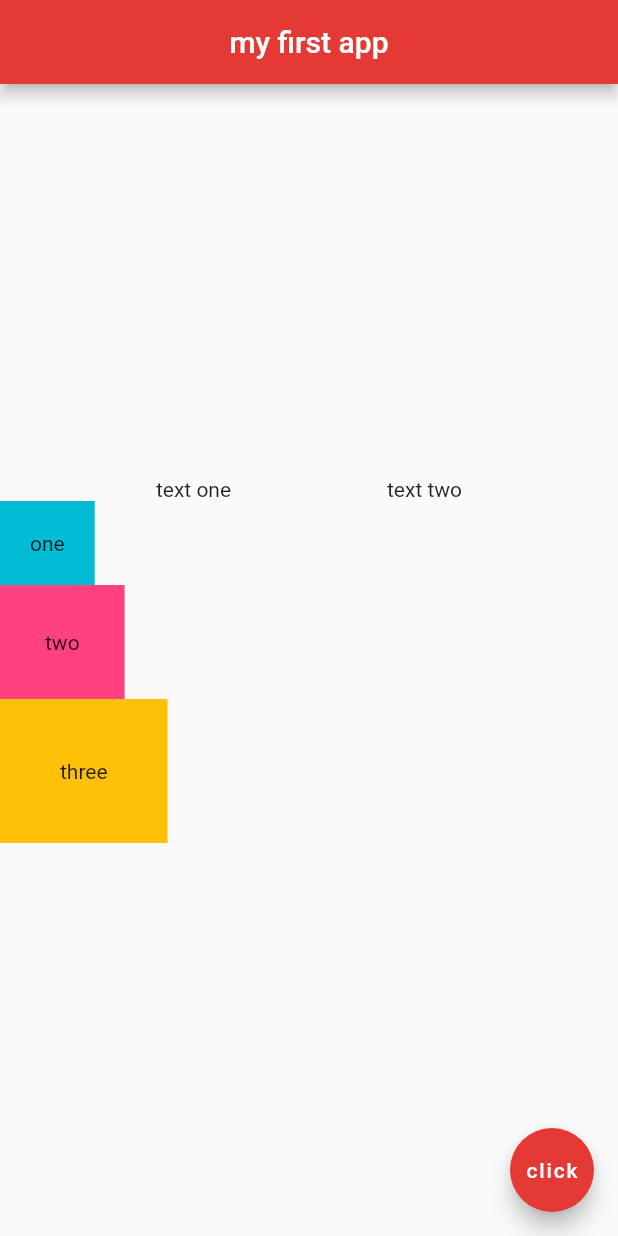
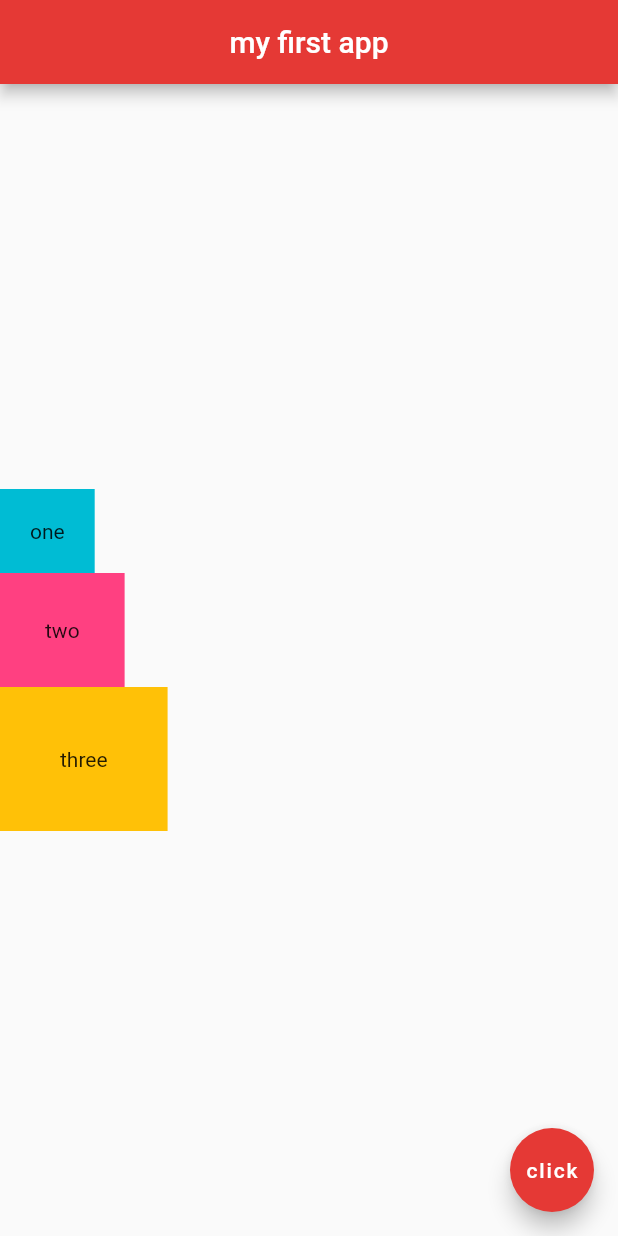
Before and after one commit to iamshaunjp/flutter-beginners-tutorial, a Flutter app: the screen it shows after launch, on a phone screen of 412 x 824 dp. Run offline on Flutter 3.47's test engine with Material 2 defaults, Android fonts, the phone set to English and light mode, and no system bars.

Commit message:
lesson-13

```diff
--- a/myapp/lib/main.dart
+++ b/myapp/lib/main.dart
@@ -17,13 +17,6 @@ class Home extends StatelessWidget {
         mainAxisAlignment: MainAxisAlignment.center,
         crossAxisAlignment: CrossAxisAlignment.start,
         children: <Widget>[
-          Row(
-            mainAxisAlignment: MainAxisAlignment.spaceEvenly,
-            children: <Widget>[
-              Text('text one'),
-              Text('text two'),
-            ],
-          ),
           Container(
             padding: EdgeInsets.all(20.0),
             color: Colors.cyan,
```
